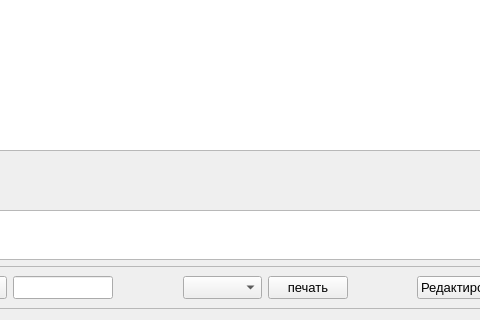
The window that mainform.ui (Flamio/RepairCards) describes before a commit, drawn with Qt 5; both pictures show x 180 to 660 and y 438 to 758 of the 888 by 758 pixel window.
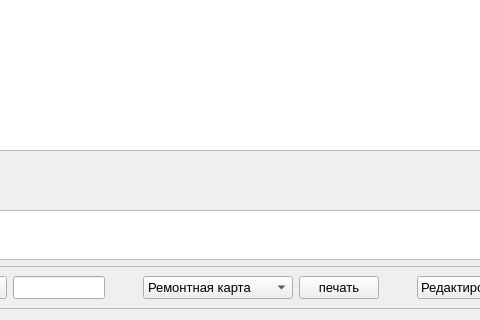
The same window after the commit.

Diff of the .ui file:
```diff
--- a/mainform.ui
+++ b/mainform.ui
@@ -624,12 +624,28 @@
            </spacer>
           </item>
           <item>
-           <widget class="QComboBox" name="comboBox_5">
+           <widget class="QComboBox" name="print">
+            <property name="minimumSize">
+             <size>
+              <width>150</width>
+              <height>0</height>
+             </size>
+            </property>
             <property name="font">
              <font>
               <pointsize>10</pointsize>
              </font>
             </property>
+            <item>
+             <property name="text">
+              <string>Ремонтная карта</string>
+             </property>
+            </item>
+            <item>
+             <property name="text">
+              <string>Накладная на прием</string>
+             </property>
+            </item>
            </widget>
           </item>
           <item>
```
